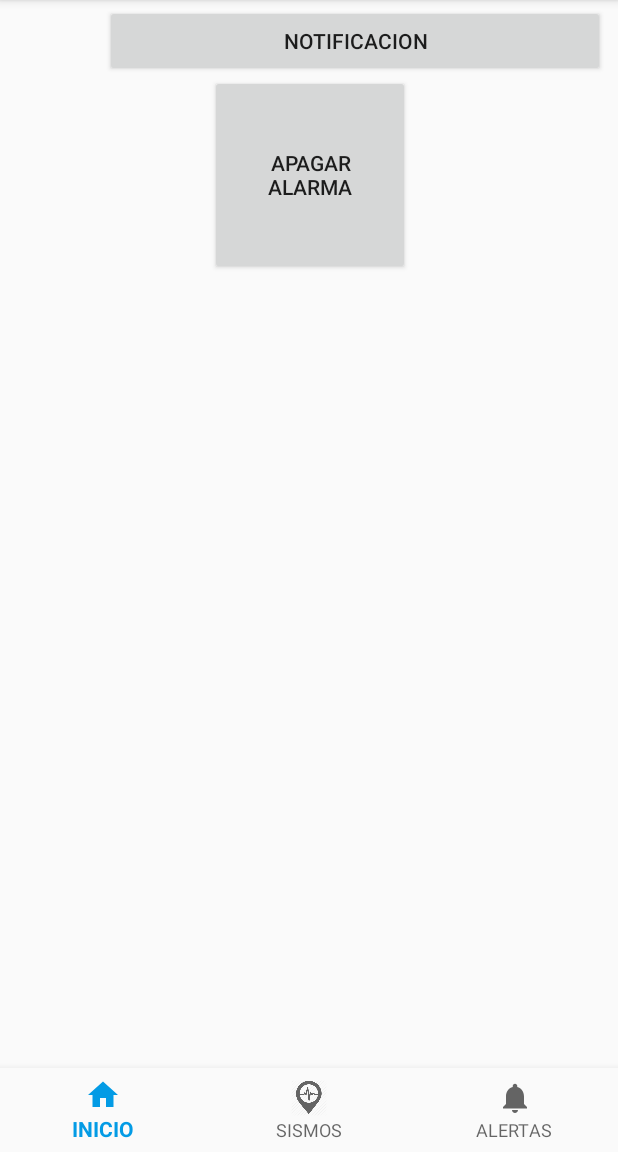
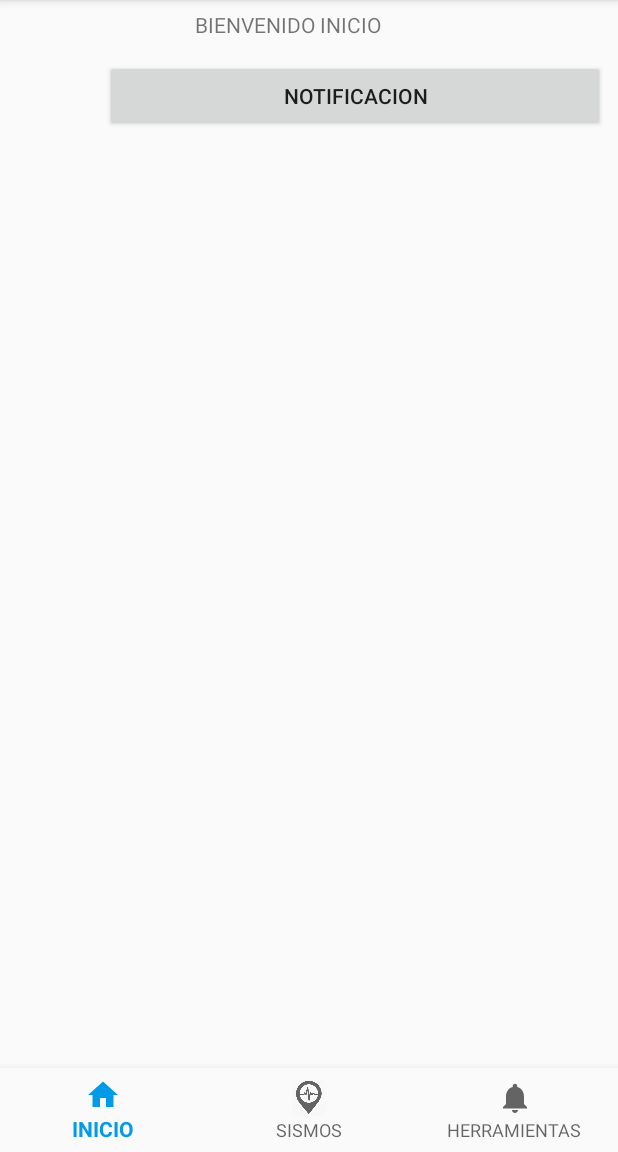
Before and after one commit to VrammDev/AlertaTsunami, an Android app: the screen it shows after launch (MainActivity), on a phone screen of 412 x 824 dp, the part 84-1236 px from its top. Run offline under Robolectric (Android 15) with nearby library versions, the phone set to English and light mode, and no system bars.

Commit message:
NoticationAlertModificado

```diff
--- a/app/src/main/java/com/example/toshiba/alertatsunami/MainActivity.java
+++ b/app/src/main/java/com/example/toshiba/alertatsunami/MainActivity.java
@@ -121,7 +121,7 @@ public class MainActivity extends AppCompatActivity {
     public void cargar(){
         FragmentManager fragmentManager = getSupportFragmentManager();
         FragmentTransaction transaction = fragmentManager.beginTransaction();
-        transaction.replace(R.id.contenedor_fragments,new PrincipalFragment()).addToBackStack(null).commit();
+        transaction.replace(R.id.contenedor_fragments,new InicioFragment()).addToBackStack(null).commit();
     }
 
 
@@ -132,12 +132,12 @@ public class MainActivity extends AppCompatActivity {
                 new NotificationCompat.Builder(this);
 
 //Create the intent that’ll fire when the user taps the notification//
-        Intent intent = new Intent(this, MainActivity.class);
+        Intent intent = new Intent(this, AlertaFragment.class);
         PendingIntent pendingIntent = PendingIntent.getActivity(this, 0, intent, 0);
 
         mBuilder.setContentIntent(pendingIntent);
 
-        mBuilder.setSmallIcon(R.drawable.ic_home_black_24dp);
+        mBuilder.setSmallIcon(R.drawable.emer);
         mBuilder.setContentTitle("Alerta De Tsunami");
         mBuilder.setContentText("Se recomienda alejarse de lugares cercanos al mar");
 
--- a/app/src/main/res/layout/fragment_inicio.xml
+++ b/app/src/main/res/layout/fragment_inicio.xml
@@ -1,4 +1,4 @@
-<FrameLayout xmlns:android="http://schemas.android.com/apk/res/android"
+<RelativeLayout xmlns:android="http://schemas.android.com/apk/res/android"
     xmlns:tools="http://schemas.android.com/tools"
     android:layout_width="match_parent"
     android:layout_height="match_parent"
@@ -8,6 +8,19 @@
     <TextView
         android:layout_width="match_parent"
         android:layout_height="match_parent"
-        android:text="Bievenido Inicio" />
+        android:layout_marginStart="130dp"
+        android:layout_marginTop="10px"
+        android:text="BIENVENIDO INICIO" />
+    <Button
+        android:id="@+id/button"
+        android:layout_width="500px"
+        android:layout_height="wrap_content"
+        android:onClick="sendNotification"
+        android:layout_marginStart="70dp"
+        android:layout_marginTop="60px"
+        android:text="Notificacion"
+        tools:layout_editor_absoluteX="500dp"
+        tools:layout_editor_absoluteY="193dp"
+        tools:ignore="MissingConstraints,OnClick" />
 
-</FrameLayout>
+</RelativeLayout>
--- a/app/src/main/res/layout/fragment_principal.xml
+++ b/app/src/main/res/layout/fragment_principal.xml
@@ -18,16 +18,5 @@
         tools:layout_editor_absoluteY="193dp"
         tools:ignore="MissingConstraints,OnClick" />
 
-    <Button
-        android:id="@+id/btnoff"
-        android:layout_width="200px"
-        android:layout_height="200px"
-        android:layout_marginStart="140dp"
-        android:layout_marginTop="50dp"
-        android:onClick="alarmaOff"
-        android:text="Apagar Alarma"
-        tools:ignore="MissingConstraints,OnClick"
-        />
-
 
 </RelativeLayout>
--- a/app/src/main/res/menu/navigation.xml
+++ b/app/src/main/res/menu/navigation.xml
@@ -14,6 +14,6 @@
     <item
         android:id="@+id/navigation_notifications"
         android:icon="@drawable/ic_notifications_black_24dp"
-        android:title="ALERTAS" />
+        android:title="HERRAMIENTAS" />
 
 </menu>
```
Also changed, not shown: app/src/main/res/layout/fragment_alerta.xml (+15 -3 lines), app/src/main/res/drawable/emer.png (added).
